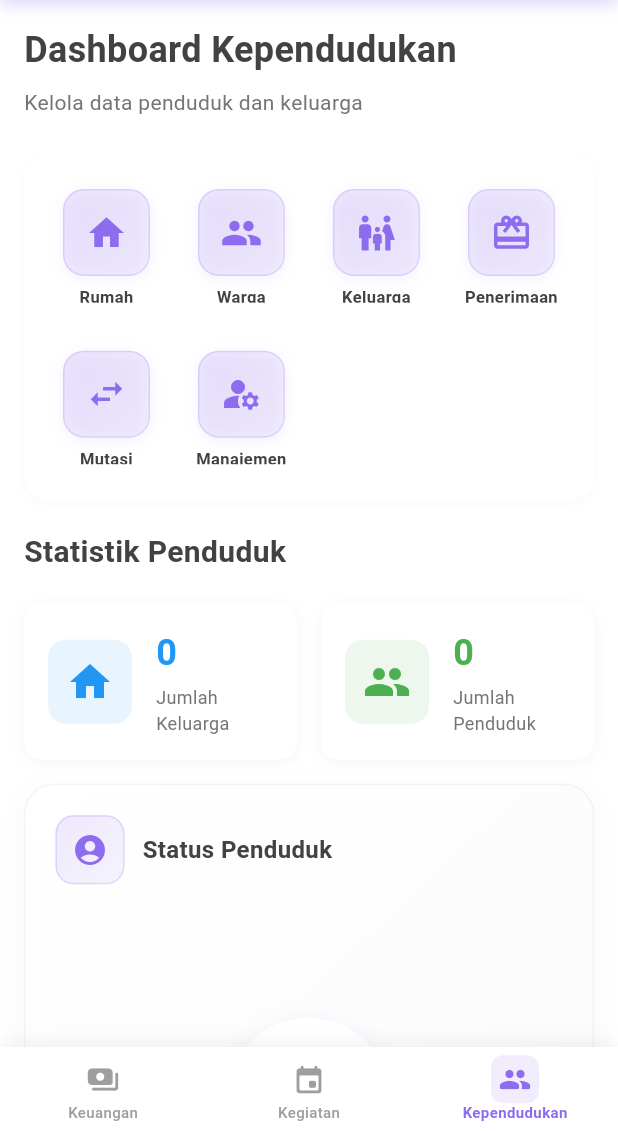
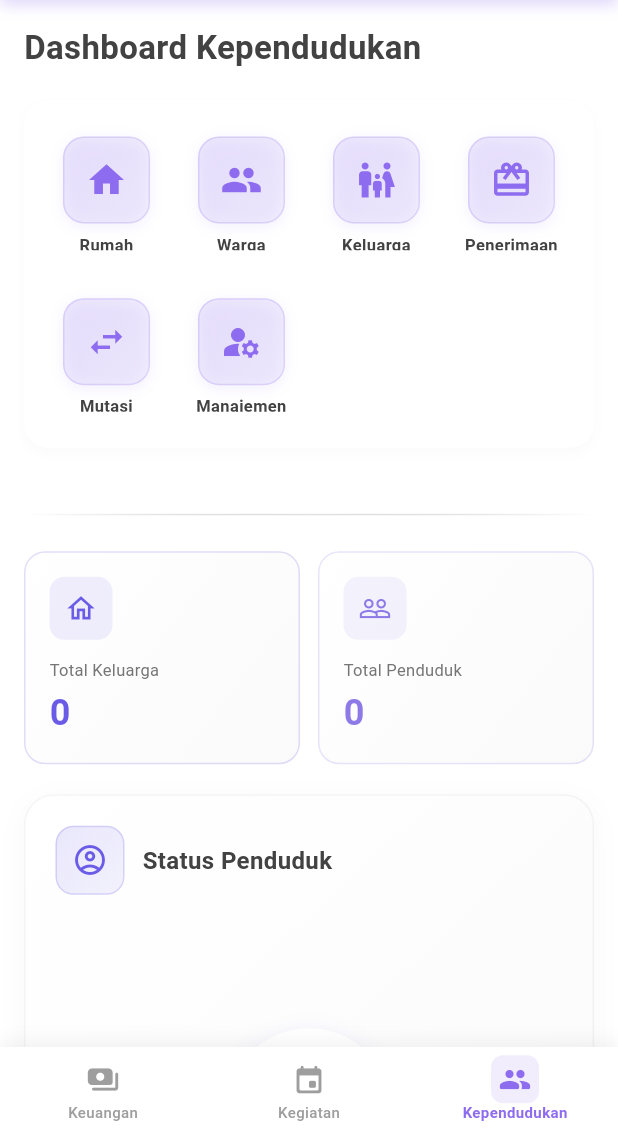
Before and after one commit to nurwahibzy/jawara_pintar_mobile_version, a Flutter app: the _DashboardKependudukanPageContent screen opened directly, on a phone screen of 412 x 824 dp, the part 105-1236 px from its top. Run offline on Flutter 3.47's test engine with Material 3 defaults, Android fonts, the phone set to English and light mode, and no system bars; drawn by our look-alikes of fl_chart; our stand-ins replace bloc, dartz, equatable, flutter_bloc, flutter_dotenv, get_it and 2 more; accounts and stored records are empty; Roboto replaces fonts that are missing (CircularStd, Poppins).

Commit message:
feat(dashboard-kependudukan): enhance loading and error states with improved UI elements and colors

```diff
--- a/lib/features/dashboard-kependudukan/presentation/pages/dashboard_kependudukan_page.dart
+++ b/lib/features/dashboard-kependudukan/presentation/pages/dashboard_kependudukan_page.dart
@@ -10,6 +10,7 @@ import '../../domain/usecases/get_dashboard_kependudukan_usecase.dart';
 import '../bloc/dashboard_bloc.dart';
 import '../bloc/dashboard_event.dart';
 import '../bloc/dashboard_state.dart';
+import 'package:jawara_pintar_mobile_version/core/theme/app_colors.dart';
 
 /// Dashboard Kependudukan dengan Clean Architecture + Supabase
 class DashboardKependudukanPage extends StatelessWidget {
@@ -37,15 +38,29 @@ class _DashboardKependudukanPageContent extends StatelessWidget {
       body: BlocBuilder<DashboardKependudukanBloc, DashboardKependudukanState>(
         builder: (context, state) {
           if (state is DashboardKependudukanLoading) {
-            return const Center(child: CircularProgressIndicator());
+            return Center(
+              child: CircularProgressIndicator(
+                color: AppColors.primary,
+              ),
+            );
           } else if (state is DashboardKependudukanError) {
             return Center(
               child: Column(
                 mainAxisAlignment: MainAxisAlignment.center,
                 children: [
-                  Icon(Icons.error_outline,
-                      size: 64, color: Colors.red.shade400),
-                  const SizedBox(height: 16),
+                  Container(
+                    padding: const EdgeInsets.all(20),
+                    decoration: BoxDecoration(
+                      color: Colors.red.shade50,
+                      shape: BoxShape.circle,
+                    ),
+                    child: Icon(
+                      Icons.error_outline,
+                      size: 56,
+                      color: Colors.red.shade400,
+                    ),
+                  ),
+                  const SizedBox(height: 20),
                   Text(
                     'Terjadi Kesalahan',
                     style: TextStyle(
@@ -60,7 +75,7 @@ class _DashboardKependudukanPageContent extends StatelessWidget {
                     child: Text(
                       state.message,
                       textAlign: TextAlign.center,
-                      style: TextStyle(fontSize: 14, color: Colors.grey[600]),
+                      style: TextStyle(fontSize: 13, color: Colors.grey[600]),
                     ),
                   ),
                   const SizedBox(height: 24),
@@ -70,8 +85,20 @@ class _DashboardKependudukanPageContent extends StatelessWidget {
                             const LoadDashboardKependudukanEvent(),
                           );
                     },
-                    icon: const Icon(Icons.refresh),
+                    icon: const Icon(Icons.refresh, size: 18),
                     label: const Text('Coba Lagi'),
+                    style: ElevatedButton.styleFrom(
+                      backgroundColor: AppColors.primary,
+                      foregroundColor: Colors.white,
+                      elevation: 0,
+                      padding: const EdgeInsets.symmetric(
+                        horizontal: 24,
+                        vertical: 14,
+                      ),
+                      shape: RoundedRectangleBorder(
+                        borderRadius: BorderRadius.circular(12),
+                      ),
+                    ),
                   ),
                 ],
               ),
@@ -82,102 +109,105 @@ class _DashboardKependudukanPageContent extends StatelessWidget {
             return SingleChildScrollView(
               padding: const EdgeInsets.all(16),
               child: Column(
-                crossAxisAlignment: CrossAxisAlignment.start,
+                crossAxisAlignment: CrossAxisAlignment.stretch,
                 children: [
                   // Header Section
                   Text(
                     'Dashboard Kependudukan',
                     style: TextStyle(
-                      fontSize: 24,
-                      fontWeight: FontWeight.bold,
-                      color: Colors.grey[800],
-                    ),
-                  ),
-                  const SizedBox(height: 8),
-                  Text(
-                    'Kelola data penduduk dan keluarga',
-                    style: TextStyle(fontSize: 14, color: Colors.grey[600]),
-                  ),
-                  const SizedBox(height: 24),
-
-                  // Menu Kependudukan
-                  const MenuKependudukan(),
-
-                  // Statistics Cards
-                  Text(
-                    'Statistik Penduduk',
-                    style: TextStyle(
-                      fontSize: 20,
+                      fontSize: 22,
                       fontWeight: FontWeight.bold,
                       color: Colors.grey[800],
                     ),
                   ),
                   const SizedBox(height: 20),
 
+                  // Menu Kependudukan
+                  const MenuKependudukan(),
+                  const SizedBox(height: 24),
+
+                  // Divider
+                  Container(
+                    height: 1,
+                    decoration: BoxDecoration(
+                      gradient: LinearGradient(
+                        colors: [
+                          Colors.transparent,
+                          Colors.grey.withOpacity(0.3),
+                          Colors.transparent,
+                        ],
+                      ),
+                    ),
+                  ),
+                  const SizedBox(height: 24),
+
+                  // Statistics Cards
                   Row(
                     children: [
                       Expanded(
                         child: _buildStatCard(
-                          title: 'Total Keluarga',
+                          icon: Icons.home_outlined,
+                          label: 'Total Keluarga',
                           value: dashboard.totalKeluarga.toString(),
-                          subtitle: 'Jumlah Keluarga',
-                          color: Colors.blue,
+                          color: const Color(0xFF6B5CE7), // Purple variant
                         ),
                       ),
-                      const SizedBox(width: 16),
+                      const SizedBox(width: 12),
                       Expanded(
                         child: _buildStatCard(
-                          title: 'Total Penduduk',
+                          icon: Icons.people_outline,
+                          label: 'Total Penduduk',
                           value: dashboard.totalPenduduk.toString(),
-                          subtitle: 'Jumlah Penduduk',
-                          color: Colors.green,
+                          color: const Color(0xFF8E7AE7), // Purple variant
                         ),
                       ),
                     ],
                   ),
-
-                  const SizedBox(height: 16),
+                  const SizedBox(height: 20),
 
                   // Status Penduduk Chart
                   PieChartCard(
                     title: 'Status Penduduk',
-                    icon: Icons.account_circle,
-                    backgroundColor: Colors.amber.shade50,
+                    icon: Icons.account_circle_outlined,
+                    iconColor: const Color(0xFF6B5CE7),
                     data: dashboard.statusPenduduk.entries.map((entry) {
                       return ChartData(
                         label: entry.key,
                         value: entry.value.toDouble(),
                         color: entry.key == 'Aktif'
-                            ? Colors.teal
-                            : Colors.deepOrange.shade800,
+                            ? const Color(0xFF6B5CE7) // Purple
+                            : const Color(0xFFB8AEE7), // Lighter purple
                       );
                     }).toList(),
                   ),
-                  const SizedBox(height: 16),
+                  const SizedBox(height: 20),
 
                   // Jenis Kelamin Chart
                   PieChartCard(
                     title: 'Jenis Kelamin',
-                    icon: Icons.wc,
-                    backgroundColor: Colors.purple.shade50,
-                    data: dashboard.jenisKelamin.entries.map((entry) {
+                    icon: Icons.wc_outlined,
+                    iconColor: const Color(0xFF7B68EE),
+                    data: dashboard.jenisKelamin.entries.where((entry) {
+                      // Filter only valid gender entries
+                      return entry.key == 'L' || entry.key == 'P';
+                    }).map((entry) {
                       return ChartData(
-                        label: entry.key,
+                        label: entry.key == 'L' ? 'Laki-laki' : 'Perempuan',
                         value: entry.value.toDouble(),
                         color: entry.key == 'L'
-                            ? Colors.blue
-                            : Colors.pink,
+                            ? const Color(0xFF6B5CE7) // Purple for male
+                            : const Color(0xFF9B8CE7), // Light purple for female
                       );
                     }).toList(),
                   ),
-                  const SizedBox(height: 16),
+                  const SizedBox(height: 20),
 
                   // Pekerjaan Penduduk Chart
                   if (dashboard.pekerjaanPenduduk.isNotEmpty)
                     PieChartCard(
                       title: 'Pekerjaan Penduduk',
-                      icon: Icons.work,
-                      backgroundColor: Colors.green.shade50,
+                      icon: Icons.work_outline,
+                      iconColor: const Color(0xFF5F8AE8),
                       data: dashboard.pekerjaanPenduduk.entries
                           .map((entry) {
                             final index = dashboard.pekerjaanPenduduk.keys
@@ -191,14 +221,14 @@ class _DashboardKependudukanPageContent extends StatelessWidget {
                           })
                           .toList(),
                     ),
-                  const SizedBox(height: 16),
+                  const SizedBox(height: 20),
 
                   // Peran dalam Keluarga Chart
                   if (dashboard.peranDalamKeluarga.isNotEmpty)
                     PieChartCard(
                       title: 'Peran dalam Keluarga',
-                      icon: Icons.family_restroom,
-                      backgroundColor: Colors.blue.shade50,
+                      icon: Icons.family_restroom_outlined,
+                      iconColor: const Color(0xFF6B5CE7),
                       data: dashboard.peranDalamKeluarga.entries
                           .map((entry) {
                             final index = dashboard.peranDalamKeluarga.keys
@@ -212,14 +242,14 @@ class _DashboardKependudukanPageContent extends StatelessWidget {
                           })
                           .toList(),
                     ),
-                  const SizedBox(height: 16),
+                  const SizedBox(height: 20),
 
                   // Agama Chart
                   if (dashboard.agama.isNotEmpty)
                     PieChartCard(
                       title: 'Agama',
-                      icon: Icons.mosque,
-                      backgroundColor: Colors.orange.shade50,
+                      icon: Icons.mosque_outlined,
+                      iconColor: const Color(0xFF7B68EE),
                       data: dashboard.agama.entries.map((entry) {
                         final index =
                             dashboard.agama.keys.toList().indexOf(entry.key);
@@ -230,14 +260,14 @@ class _DashboardKependudukanPageContent extends StatelessWidget {
                         );
                       }).toList(),
                     ),
-                  const SizedBox(height: 16),
+                  const SizedBox(height: 20),
 
                   // Pendidikan Chart
                   if (dashboard.pendidikan.isNotEmpty)
                     PieChartCard(
                       title: 'Pendidikan',
-                      icon: Icons.school,
-                      backgroundColor: Colors.pink.shade50,
+                      icon: Icons.school_outlined,
+                      iconColor: const Color(0xFF5F8AE8),
                       data: dashboard.pendidikan.entries.map((entry) {
                         final index = dashboard.pendidikan.keys
                             .toList()
@@ -249,12 +279,17 @@ class _DashboardKependudukanPageContent extends StatelessWidget {
                         );
                       }).toList(),
                     ),
+                  const SizedBox(height: 16),
                 ],
               ),
             );
           }
 
-          return const Center(child: CircularProgressIndicator());
+          return Center(
+            child: CircularProgressIndicator(
+              color: AppColors.primary,
+            ),
+          );
         },
       ),
       bottomNavigationBar: BottomNavigationBarWidget(
@@ -265,57 +300,55 @@ class _DashboardKependudukanPageContent extends StatelessWidget {
   }
 
   Widget _buildStatCard({
-    required String title,
+    required IconData icon,
+    required String label,
     required String value,
-    required String subtitle,
     required Color color,
   }) {
     return Container(
       padding: const EdgeInsets.all(16),
       decoration: BoxDecoration(
-        color: Colors.white,
-        borderRadius: BorderRadius.circular(12),
-        boxShadow: [
-          BoxShadow(
-            color: Colors.grey.withOpacity(0.1),
-            blurRadius: 8,
-            offset: const Offset(0, 2),
-          ),
-        ],
+        gradient: LinearGradient(
+          colors: [
+            Colors.white,
+            Colors.grey.shade50,
+          ],
+          begin: Alignment.topLeft,
+          end: Alignment.bottomRight,
+        ),
+        borderRadius: BorderRadius.circular(14),
+        border: Border.all(
+          color: color.withOpacity(0.2),
+          width: 1,
+        ),
       ),
-      child: Row(
+      child: Column(
+        crossAxisAlignment: CrossAxisAlignment.start,
         children: [
           Container(
-            padding: const EdgeInsets.all(12),
+            padding: const EdgeInsets.all(10),
             decoration: BoxDecoration(
               color: color.withOpacity(0.1),
-              borderRadius: BorderRadius.circular(12),
+              borderRadius: BorderRadius.circular(10),
             ),
-            child: Icon(
-              title.contains('Keluarga') ? Icons.home : Icons.people,
-              color: color,
-              size: 32,
+            child: Icon(icon, color: color, size: 22),
+          ),
+          const SizedBox(height: 12),
+          Text(
+            label,
+            style: TextStyle(
+              fontSize: 11,
+              color: Colors.grey[600],
+              letterSpacing: 0.2,
             ),
           ),
-          const SizedBox(width: 16),
-          Expanded(
-            child: Column(
-              crossAxisAlignment: CrossAxisAlignment.start,
-              children: [
-                Text(
-                  value,
-                  style: TextStyle(
-                    fontSize: 24,
-                    fontWeight: FontWeight.bold,
-                    color: color,
-                  ),
-                ),
-                const SizedBox(height: 4),
-                Text(
-                  subtitle,
-                  style: TextStyle(fontSize: 12, color: Colors.grey[600]),
-                ),
-              ],
+          const SizedBox(height: 4),
+          Text(
+            value,
+            style: TextStyle(
+              fontSize: 24,
+              fontWeight: FontWeight.bold,
+              color: color,
             ),
           ),
         ],
@@ -324,48 +357,52 @@ class _DashboardKependudukanPageContent extends StatelessWidget {
   }
 
   Color _getPekerjaanColor(int index) {
+    // Purple tone variations only
     final colors = [
-      Colors.green,
-      Colors.blue,
-      Colors.orange,
-      Colors.grey,
-      Colors.purple,
-      Colors.teal,
+      const Color(0xFF6B5CE7), // Base purple
+      const Color(0xFF8E7AE7), // Medium light purple
+      const Color(0xFF7B68EE), // Medium purple
+      const Color(0xFFB8AEE7), // Light purple
+      const Color(0xFF9B8CE7), // Lighter purple
+      const Color(0xFF5B4DCE), // Dark purple
     ];
     return colors[index % colors.length];
   }
 
   Color _getPeranColor(int index) {
+    // Purple tone variations only
     final colors = [
-      Colors.blue.shade700,
-      Colors.pink,
-      Colors.purple,
-      Colors.brown,
-      Colors.indigo,
+      const Color(0xFF6B5CE7), // Base purple
+      const Color(0xFF9B8CE7), // Lighter purple
+      const Color(0xFF7B68EE), // Medium purple
+      const Color(0xFFB8AEE7), // Light purple
+      const Color(0xFF5B4DCE), // Dark purple
     ];
     return colors[index % colors.length];
   }
 
   Color _getAgamaColor(int index) {
+    // Purple tone variations only
     final colors = [
-      Colors.green,
-      Colors.blue,
-      Colors.orange,
-      Colors.pink,
-      Colors.deepOrange,
-      Colors.teal,
+      const Color(0xFF7B68EE), // Medium purple
+      const Color(0xFF6B5CE7), // Base purple
+      const Color(0xFF9B8CE7), // Lighter purple
+      const Color(0xFF8E7AE7), // Medium light purple
+      const Color(0xFFB8AEE7), // Light purple
+      const Color(0xFF5B4DCE), // Dark purple
     ];
     return colors[index % colors.length];
   }
 
   Color _getPendidikanColor(int index) {
+    // Purple tone variations only
     final colors = [
-      Colors.deepOrange,
-      Colors.amber,
-      Colors.green,
-      Colors.blue,
-      Colors.purple,
-      Colors.indigo,
+      const Color(0xFF8E7AE7), // Medium light purple
+      const Color(0xFF6B5CE7), // Base purple
+      const Color(0xFFB8AEE7), // Light purple
+      const Color(0xFF7B68EE), // Medium purple
+      const Color(0xFF9B8CE7), // Lighter purple
+      const Color(0xFF5B4DCE), // Dark purple
     ];
     return colors[index % colors.length];
   }
```
